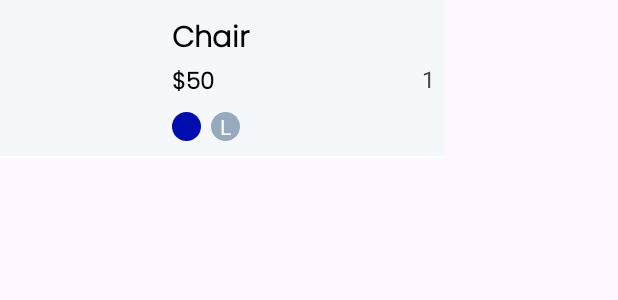
After one commit to vn-lam-3691/Furniture_Shop, an Android app: the layout billing_products_rv_item.xml on its own in the app's theme, with its tools: preview values and no code run, on a phone screen of 412 x 824 dp. The commit adds this screen. Shown: the top 300 px of the screen. Run offline under Robolectric (Android 15) with nearby library versions, the phone set to English and light mode, and no system bars.

Commit message:
build Billing fragment

```diff
--- a/app/src/main/java/com/vanlam/furnitureshop/data/CartProduct.kt
+++ b/app/src/main/java/com/vanlam/furnitureshop/data/CartProduct.kt
@@ -1,10 +1,14 @@
 package com.vanlam.furnitureshop.data
 
+import android.os.Parcelable
+import kotlinx.parcelize.Parcelize
+
+@Parcelize
 data class CartProduct(
     val product: Product,
     val quantity: Int,
     val selectedColor: Int? = null,
     val selectedSize: String? = null
-) {
+) : Parcelable {
     constructor(): this(Product(), 1, null, null)
 }
--- a/app/src/main/java/com/vanlam/furnitureshop/fragments/shopping/AddressFragment.kt
+++ b/app/src/main/java/com/vanlam/furnitureshop/fragments/shopping/AddressFragment.kt
@@ -75,5 +75,9 @@ class AddressFragment : Fragment() {
                 viewModel.addNewAddress(newAddress)
             }
         }
+
+        binding.imageAddressClose.setOnClickListener {
+            findNavController().navigateUp()
+        }
     }
 }
--- /dev/null
+++ b/app/src/main/res/layout/billing_products_rv_item.xml
@@ -0,0 +1,102 @@
+<?xml version="1.0" encoding="utf-8"?>
+<androidx.cardview.widget.CardView xmlns:android="http://schemas.android.com/apk/res/android"
+    android:layout_width="wrap_content"
+    android:layout_height="wrap_content"
+    xmlns:app="http://schemas.android.com/apk/res-auto"
+    android:backgroundTint="@color/g_white"
+    app:cardElevation="0dp">
+
+    <androidx.constraintlayout.widget.ConstraintLayout
+        android:layout_width="wrap_content"
+        android:layout_height="match_parent">
+
+        <View
+            android:id="@+id/topLine"
+            android:layout_width="0dp"
+            android:layout_height="@dimen/_1sdp"
+            android:layout_marginTop="@dimen/_10sdp"
+            android:background="@color/white"
+            app:layout_constraintStart_toStartOf="parent"
+            app:layout_constraintBottom_toBottomOf="parent"
+            app:layout_constraintEnd_toEndOf="parent"/>
+
+        <ImageView
+            android:id="@+id/imageCartProduct"
+            android:layout_width="@dimen/_80sdp"
+            android:layout_height="@dimen/_75sdp"
+            android:layout_marginBottom="@dimen/_5sdp"
+            app:layout_constraintBottom_toTopOf="@+id/topLine"
+            app:layout_constraintStart_toStartOf="parent"
+            android:scaleType="centerCrop"/>
+
+        <TextView
+            android:id="@+id/tvProductCartName"
+            android:layout_width="@dimen/_140sdp"
+            android:layout_height="wrap_content"
+            android:layout_marginStart="@dimen/_8sdp"
+            android:layout_marginTop="@dimen/_8sdp"
+            android:fontFamily="@font/poppins_light"
+            android:text="Chair"
+            android:textColor="@color/black"
+            android:textSize="@dimen/_15ssp"
+            android:textStyle="bold"
+            app:layout_constraintStart_toEndOf="@id/imageCartProduct"
+            app:layout_constraintTop_toTopOf="@id/imageCartProduct"
+            android:lines="1" />
+
+        <TextView
+            android:id="@+id/tvProductCartPrice"
+            android:layout_width="wrap_content"
+            android:layout_height="wrap_content"
+            android:fontFamily="@font/poppins_light"
+            android:text="$50"
+            android:textColor="@color/black"
+            android:textSize="@dimen/_12ssp"
+            android:textStyle="bold"
+            app:layout_constraintStart_toStartOf="@id/tvProductCartName"
+            app:layout_constraintTop_toBottomOf="@id/tvProductCartName"/>
+
+        <de.hdodenhof.circleimageview.CircleImageView
+            android:id="@+id/imageCartProductColor"
+            android:layout_width="@dimen/_15sdp"
+            android:layout_height="@dimen/_15sdp"
+            android:layout_marginTop="@dimen/_5sdp"
+            android:src="@color/g_blue"
+            app:layout_constraintStart_toStartOf="@id/tvProductCartPrice"
+            app:layout_constraintTop_toBottomOf="@id/tvProductCartPrice"/>
+
+        <de.hdodenhof.circleimageview.CircleImageView
+            android:id="@+id/imageCartProductSize"
+            android:layout_width="@dimen/_15sdp"
+            android:layout_height="@dimen/_15sdp"
+            android:layout_marginStart="@dimen/_5sdp"
+            android:src="@color/g_blue_gray200"
+            app:layout_constraintStart_toEndOf="@id/imageCartProductColor"
+            app:layout_constraintTop_toTopOf="@id/imageCartProductColor"/>
+
+        <TextView
+            android:id="@+id/tvCartProductSize"
+            android:layout_width="wrap_content"
+            android:layout_height="wrap_content"
+            android:text="L"
+            android:textSize="@dimen/_11ssp"
+            android:textColor="@color/white"
+            app:layout_constraintBottom_toBottomOf="@id/imageCartProductSize"
+            app:layout_constraintTop_toTopOf="@id/imageCartProductSize"
+            app:layout_constraintStart_toStartOf="@id/imageCartProductSize"
+            app:layout_constraintEnd_toEndOf="@id/imageCartProductSize"/>
+
+        <TextView
+            android:id="@+id/tvBillingProductQuantity"
+            android:layout_width="wrap_content"
+            android:layout_height="wrap_content"
+            app:layout_constraintEnd_toEndOf="parent"
+            app:layout_constraintTop_toTopOf="parent"
+            app:layout_constraintBottom_toBottomOf="parent"
+            android:text="1"
+            android:textSize="@dimen/_12ssp"
+            android:layout_marginEnd="@dimen/_5sdp"/>
+
+    </androidx.constraintlayout.widget.ConstraintLayout>
+
+</androidx.cardview.widget.CardView>
```
Also changed, not shown: app/src/main/java/com/vanlam/furnitureshop/adapters/AddressAdapter.kt (added, +76 -0 lines), app/src/main/java/com/vanlam/furnitureshop/adapters/BillingProductAdapter.kt (added, +65 -0 lines), app/src/main/java/com/vanlam/furnitureshop/fragments/shopping/BillingFragment.kt (added, +100 -0 lines), app/src/main/java/com/vanlam/furnitureshop/fragments/shopping/CartFragment.kt (+7 -0 lines), app/src/main/java/com/vanlam/furnitureshop/utils/HorizontalItemDecoration.kt (added, +18 -0 lines), app/src/main/java/com/vanlam/furnitureshop/viewmodel/BillingViewModel.kt (added, +41 -0 lines), app/src/main/res/drawable/ic_location.xml (added, +10 -0 lines), app/src/main/res/drawable/unselected_button_background.xml (added, +11 -0 lines), app/src/main/res/layout/address_rv_item.xml (added, +23 -0 lines), app/src/main/res/layout/fragment_billing.xml (added, +247 -0 lines), app/src/main/res/navigation/shopping_graph.xml (+19 -0 lines).
